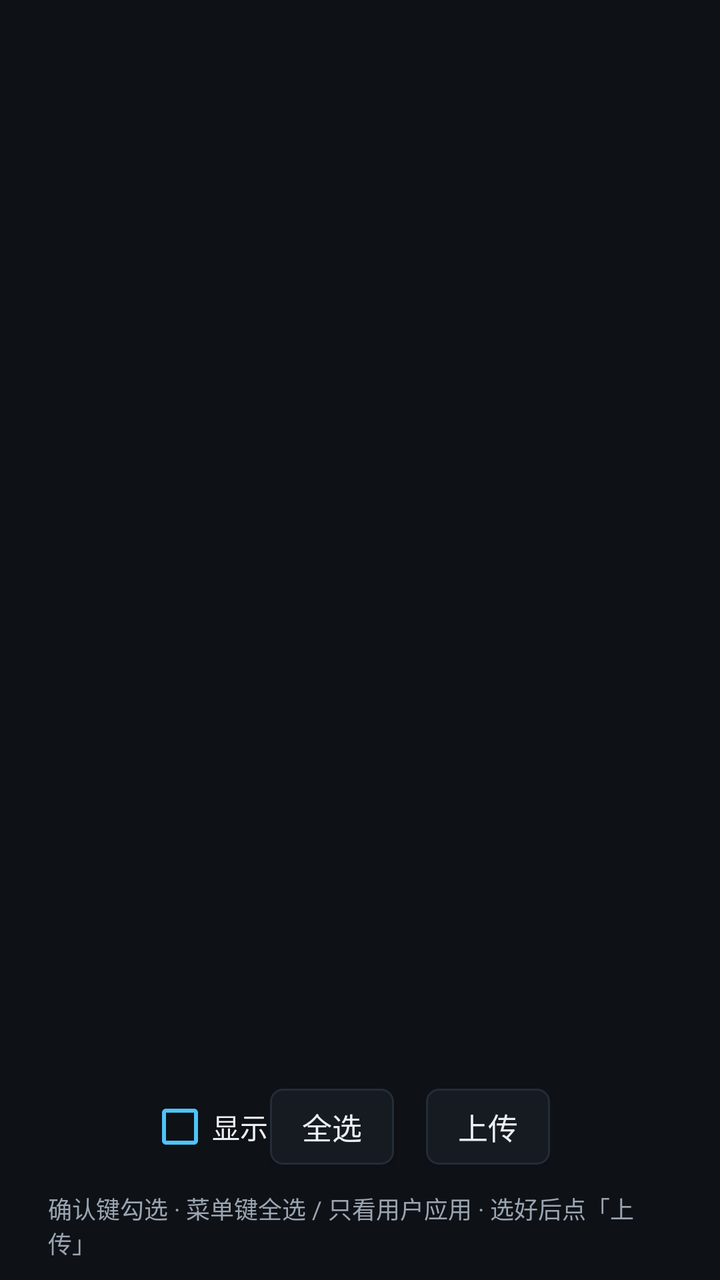
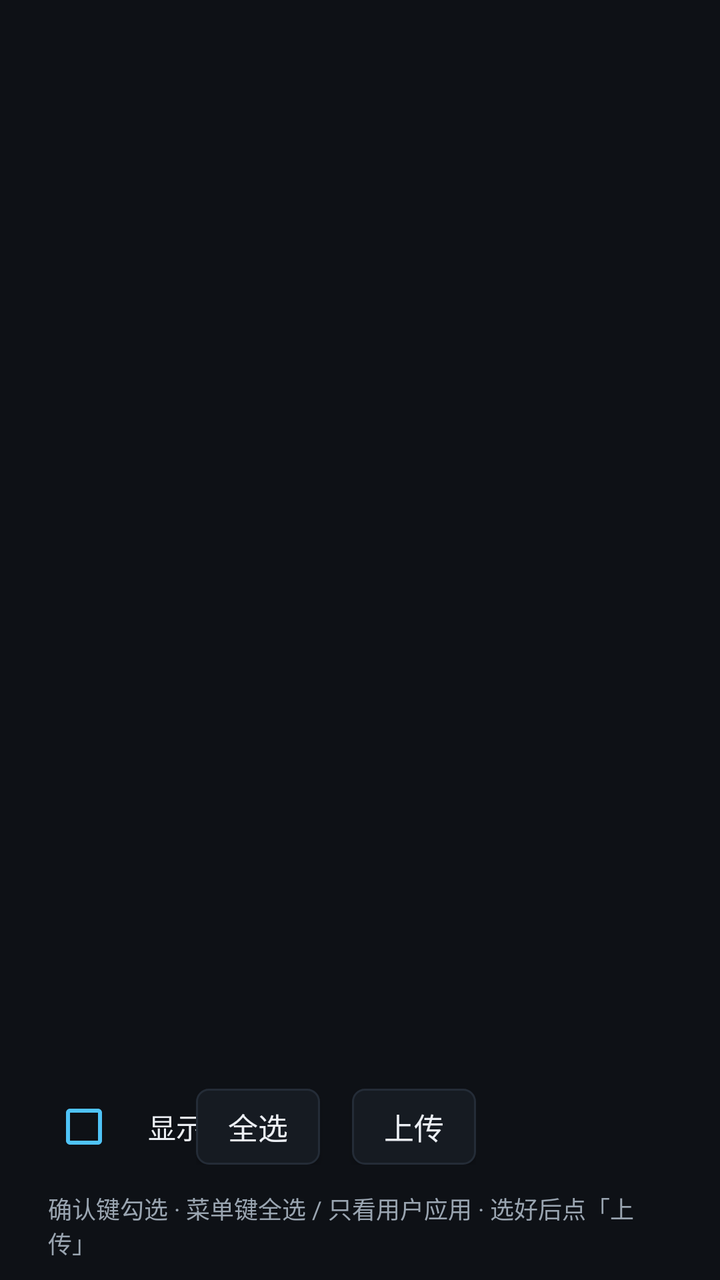

Compare the two renders of this Android layout. The source of the first and the diff that turns it into the second are given below.
<!-- AndroidManifest.xml: activity theme AppTheme -->
<!-- res/layout/activity_app_list.xml -->
<?xml version="1.0" encoding="utf-8"?>
<LinearLayout xmlns:android="http://schemas.android.com/apk/res/android"
    android:layout_width="match_parent"
    android:layout_height="match_parent"
    android:background="@color/bg"
    android:orientation="vertical">

    <TextView
        android:id="@+id/app_title"
        android:layout_width="match_parent"
        android:layout_height="wrap_content"
        android:paddingStart="24dp"
        android:paddingTop="16dp"
        android:paddingEnd="24dp"
        android:textColor="@color/accent"
        android:textSize="20sp"
        android:textStyle="bold" />

    <TextView
        android:id="@+id/app_subtitle"
        android:layout_width="match_parent"
        android:layout_height="wrap_content"
        android:ellipsize="start"
        android:paddingStart="24dp"
        android:paddingTop="4dp"
        android:paddingEnd="24dp"
        android:paddingBottom="8dp"
        android:singleLine="true"
        android:textColor="@color/text_secondary"
        android:textSize="12sp" />

    <FrameLayout
        android:layout_width="match_parent"
        android:layout_height="0dp"
        android:layout_weight="1">

        <GridView
            android:id="@+id/app_list"
            android:layout_width="match_parent"
            android:layout_height="match_parent"
            android:cacheColorHint="@android:color/transparent"
            android:columnWidth="120dp"
            android:horizontalSpacing="12dp"
            android:listSelector="@drawable/row_selector"
            android:numColumns="2"
            android:paddingStart="16dp"
            android:paddingTop="4dp"
            android:paddingEnd="16dp"
            android:scrollbars="none"
            android:stretchMode="columnWidth"
            android:verticalSpacing="12dp" />

        <TextView
            android:id="@+id/app_empty"
            android:layout_width="wrap_content"
            android:layout_height="wrap_content"
            android:layout_gravity="center"
            android:textColor="@color/text_secondary"
            android:textSize="16sp"
            android:visibility="gone" />
    </FrameLayout>

    <FrameLayout
        android:layout_width="match_parent"
        android:layout_height="wrap_content"
        android:paddingStart="74dp"
        android:paddingTop="8dp"
        android:paddingEnd="24dp"
        android:paddingBottom="12dp">

        <CheckBox
            android:id="@+id/app_show_system"
            android:layout_width="wrap_content"
            android:layout_height="wrap_content"
            android:layout_gravity="start|center_vertical"
            android:buttonTint="@color/accent"
            android:focusable="true"
            android:minHeight="40dp"
            android:text="@string/app_show_system_label"
            android:textColor="@color/text_primary"
            android:textSize="14sp" />

        <LinearLayout
            android:layout_width="wrap_content"
            android:layout_height="wrap_content"
            android:layout_gravity="center"
            android:gravity="center_vertical"
            android:orientation="horizontal">

            <Button
                android:id="@+id/btn_select_all"
                style="@style/TvButton"
                android:layout_width="wrap_content"
                android:layout_height="wrap_content"
                android:text="@string/app_select_all" />

            <Button
                android:id="@+id/btn_upload_selected"
                style="@style/TvButton"
                android:layout_width="wrap_content"
                android:layout_height="wrap_content"
                android:layout_marginStart="16dp"
                android:text="@string/app_upload_action" />
        </LinearLayout>

        <TextView
            android:id="@+id/app_selection"
            android:layout_width="wrap_content"
            android:layout_height="wrap_content"
            android:layout_gravity="end|center_vertical"
            android:textColor="@color/text_secondary"
            android:textSize="12sp" />
    </FrameLayout>

    <TextView
        android:layout_width="match_parent"
        android:layout_height="wrap_content"
        android:paddingStart="24dp"
        android:paddingBottom="10dp"
        android:paddingEnd="24dp"
        android:text="@string/app_list_hint"
        android:textColor="@color/text_secondary"
        android:textSize="12sp" />

</LinearLayout>
<!-- resources referenced by this layout -->
<resources>
  <color name="accent">#FF4FC3F7</color>
  <color name="bg">#FF0E1116</color>
  <color name="text_primary">#FFECEFF4</color>
  <color name="text_secondary">#FF9AA5B1</color>
  <!-- drawable row_selector (drawable) -->
  <?xml version="1.0" encoding="utf-8"?>
  <selector xmlns:android="http://schemas.android.com/apk/res/android">
      <item android:state_pressed="true">
          <shape android:shape="rectangle">
              <solid android:color="@color/bg_row_pressed" />
              <corners android:radius="6dp" />
          </shape>
      </item>
      <item android:state_focused="true">
          <shape android:shape="rectangle">
              <solid android:color="@color/bg_row_selected" />
              <corners android:radius="6dp" />
          </shape>
      </item>
      <item android:state_selected="true">
          <shape android:shape="rectangle">
              <solid android:color="@color/bg_row_selected" />
              <corners android:radius="6dp" />
          </shape>
      </item>
      <item>
          <shape android:shape="rectangle">
              <solid android:color="@color/transparent" />
              <corners android:radius="6dp" />
          </shape>
      </item>
  </selector>
  <string name="app_list_hint">确认键勾选 · 菜单键全选 / 只看用户应用 · 选好后点「上传」</string>
  <string name="app_select_all">全选</string>
  <string name="app_show_system_label">显示系统应用</string>
  <string name="app_upload_action">上传</string>
  <style name="TvButton" parent="@android:style/Widget.Material.Button">
          <item name="android:background">@drawable/bg_button</item>
          <item name="android:textColor">@color/text_primary</item>
          <item name="android:textSize">15sp</item>
          <item name="android:minWidth">0dp</item>
          <item name="android:minHeight">0dp</item>
          <item name="android:paddingLeft">16dp</item>
          <item name="android:paddingRight">16dp</item>
          <item name="android:paddingTop">8dp</item>
          <item name="android:paddingBottom">8dp</item>
          <item name="android:textAllCaps">false</item>
      </style>
  <style name="AppTheme" parent="@android:style/Theme.Material.NoActionBar">
          <item name="android:windowBackground">@color/bg</item>
          <item name="android:colorAccent">@color/accent</item>
          <item name="android:statusBarColor">@color/bg</item>
          <item name="android:navigationBarColor">@color/bg</item>
          <item name="android:textColorPrimary">@color/text_primary</item>
          <item name="android:textColorSecondary">@color/text_secondary</item>
      </style>
  <color name="bg_row_pressed">#FF264F78</color>
  <color name="bg_row_selected">#FF1F6FEB</color>
  <color name="transparent">#00000000</color>
  <!-- drawable bg_button (drawable) -->
  <?xml version="1.0" encoding="utf-8"?>
  <selector xmlns:android="http://schemas.android.com/apk/res/android">
      <item android:state_focused="true">
          <shape android:shape="rectangle">
              <solid android:color="@color/accent" />
              <corners android:radius="6dp" />
          </shape>
      </item>
      <item android:state_pressed="true">
          <shape android:shape="rectangle">
              <solid android:color="@color/bg_row_pressed" />
              <corners android:radius="6dp" />
          </shape>
      </item>
      <item>
          <shape android:shape="rectangle">
              <solid android:color="@color/bg_panel" />
              <stroke android:width="1dp" android:color="@color/divider" />
              <corners android:radius="6dp" />
          </shape>
      </item>
  </selector>
  <color name="bg_panel">#FF161B22</color>
  <color name="divider">#FF242C37</color>
</resources>

<!-- the commit's change to res/layout/activity_app_list.xml (unified diff, before → after) -->
@@ -63,19 +63,31 @@
     <FrameLayout
         android:layout_width="match_parent"
         android:layout_height="wrap_content"
-        android:paddingStart="74dp"
+        android:paddingStart="0dp"
         android:paddingTop="8dp"
         android:paddingEnd="24dp"
         android:paddingBottom="12dp">
 
+        
         <CheckBox
             android:id="@+id/app_show_system"
             android:layout_width="wrap_content"
             android:layout_height="wrap_content"
             android:layout_gravity="start|center_vertical"
+            android:layout_marginStart="26dp"
             android:buttonTint="@color/accent"
             android:focusable="true"
-            android:minHeight="40dp"
+            android:minHeight="40dp" />
+
+        
+        <TextView
+            android:id="@+id/app_show_system_label"
+            android:layout_width="wrap_content"
+            android:layout_height="wrap_content"
+            android:layout_gravity="start|center_vertical"
+            android:layout_marginStart="74dp"
+            android:clickable="true"
+            android:focusable="false"
             android:text="@string/app_show_system_label"
             android:textColor="@color/text_primary"
             android:textSize="14sp" />
